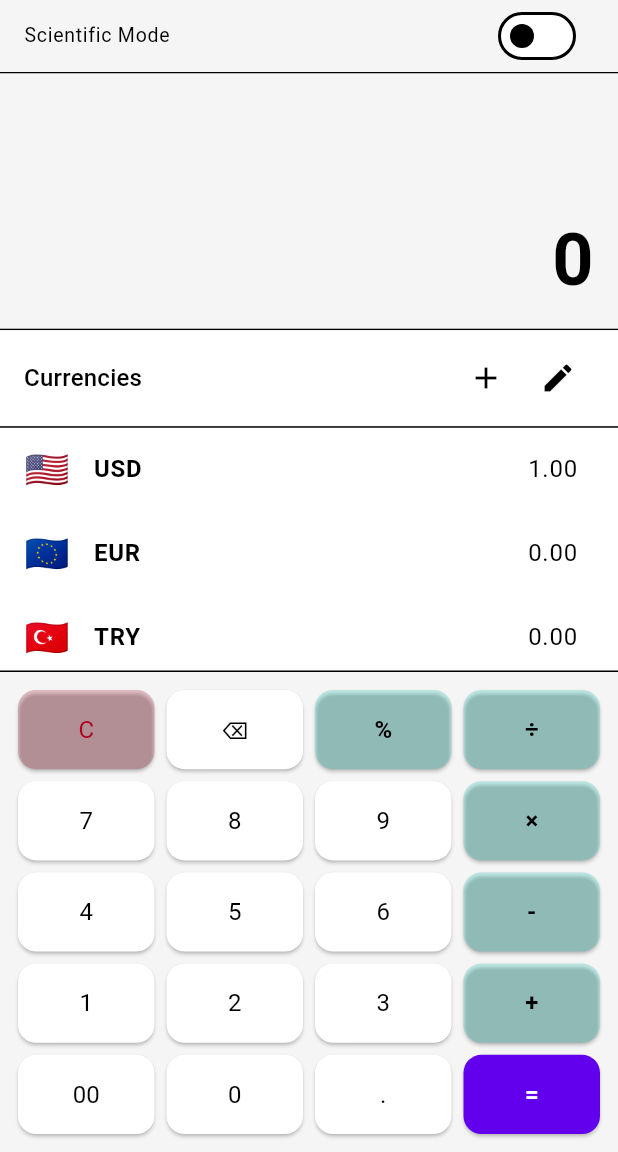
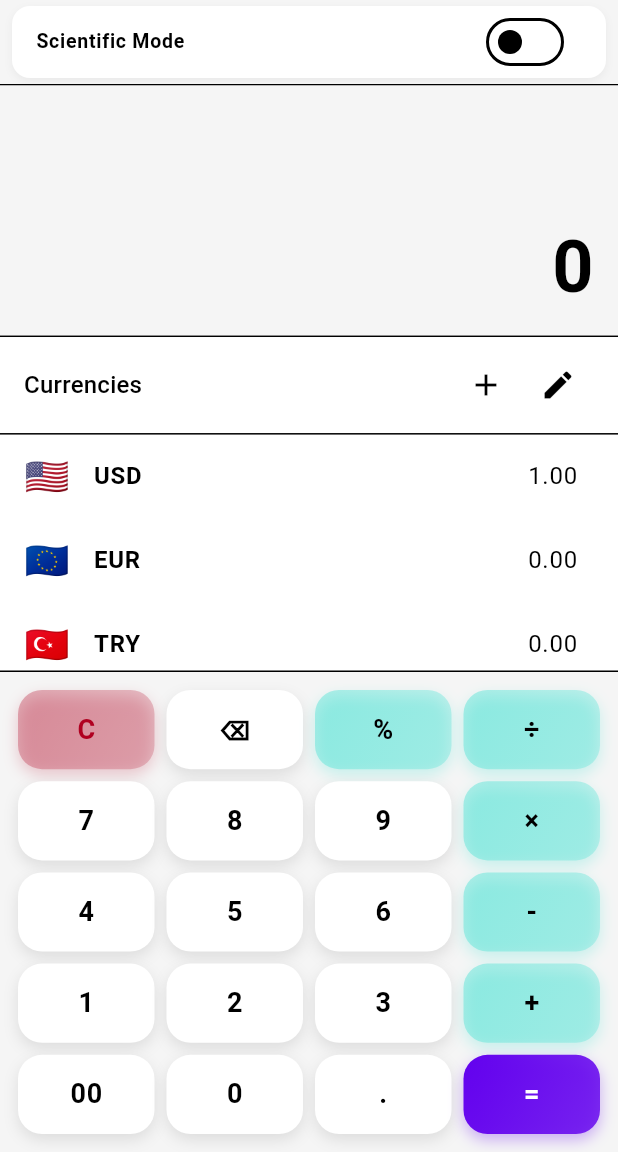
Before and after one commit to atardamar07/CalculatorCurrencyConverter, a Flutter app: the screen it shows after launch, on a phone screen of 412 x 824 dp, the part 84-1236 px from its top. Run offline on Flutter 3.47's test engine with Material 3 defaults, Android fonts, the phone set to English and light mode, and no system bars; our stand-ins replace google_mobile_ads, math_expressions, shared_preferences; network calls fail.

Commit message:
auto update

```diff
--- a/lib/screens/home_screen.dart
+++ b/lib/screens/home_screen.dart
@@ -30,8 +30,24 @@ class _HomeScreenState extends State<HomeScreen> {
       body: Column(
         children: [
           // Scientific Mode Switch - moved here to prevent overflow
-          SwitchListTile(
-            title: const Text("Scientific Mode"),
+          Container(
+            margin: const EdgeInsets.symmetric(horizontal: 8, vertical: 4),
+            decoration: BoxDecoration(
+              color: Theme.of(context).cardColor,
+              borderRadius: BorderRadius.circular(12),
+              boxShadow: [
+                BoxShadow(
+                  color: Colors.black.withValues(alpha: 0.05),
+                  blurRadius: 4,
+                  offset: const Offset(0, 2),
+                ),
+              ],
+            ),
+            child: SwitchListTile(
+              title: const Text(
+                "Scientific Mode",
+                style: TextStyle(fontWeight: FontWeight.w600),
+              ),
               value: _isScientific,
               onChanged: (val) {
                 setState(() {
@@ -39,6 +55,10 @@ class _HomeScreenState extends State<HomeScreen> {
                 });
               },
               dense: true,
+              shape: RoundedRectangleBorder(
+                borderRadius: BorderRadius.circular(12),
+              ),
+            ),
           ),
           const Divider(height: 1, thickness: 1),
           // Calculator Section - reduced size
@@ -63,6 +83,12 @@ class _HomeScreenState extends State<HomeScreen> {
           // Currency Converter Section
           Expanded(
             flex: 4,
+            child: GestureDetector(
+              onTap: () {
+                setState(() {
+                  _activeMode = ActiveMode.currency;
+                });
+              },
               child: Container(
                 color: Theme.of(context).cardColor,
                 child: CurrencyConverterWidget(
@@ -80,15 +106,37 @@ class _HomeScreenState extends State<HomeScreen> {
                 ),
               ),
             ),
+          ),
           const Divider(height: 1, thickness: 1),
-          // Shared Numpad
-          Container(
+          // Shared Numpad with animation
+          AnimatedContainer(
+            duration: const Duration(milliseconds: 300),
+            curve: Curves.easeInOut,
             height: _activeMode == ActiveMode.calculator ? 320 : 240,
             padding: const EdgeInsets.all(8),
+            child: AnimatedSwitcher(
+              duration: const Duration(milliseconds: 300),
+              transitionBuilder: (Widget child, Animation<double> animation) {
+                return FadeTransition(
+                  opacity: animation,
+                  child: SlideTransition(
+                    position: Tween<Offset>(
+                      begin: const Offset(0.0, 0.1),
+                      end: Offset.zero,
+                    ).animate(animation),
+                    child: child,
+                  ),
+                );
+              },
               child: _activeMode == ActiveMode.calculator
-                ? _buildCalculatorNumpad()
+                  ? Container(
+                      key: ValueKey('calculator_numpad_$_isScientific'),
+                      child: _buildCalculatorNumpad(),
+                    )
                   : NumpadWidget(
+                      key: const ValueKey('currency_numpad'),
                       onKeyPressed: (key) => _handleCurrencyKey(key),
+                    ),
             ),
           ),
         ],
@@ -128,7 +176,9 @@ class _HomeScreenState extends State<HomeScreen> {
   }
 
   Widget _buildStandardNumpad(CalculatorProvider provider) {
-    return Column(
+    return Container(
+      key: const ValueKey('standard_calculator_numpad'),
+      child: Column(
         children: [
           Expanded(child: _buildCalculatorRow(['C', '⌫', '%', '÷'], provider)),
           Expanded(child: _buildCalculatorRow(['7', '8', '9', '×'], provider)),
@@ -136,11 +186,14 @@ class _HomeScreenState extends State<HomeScreen> {
           Expanded(child: _buildCalculatorRow(['1', '2', '3', '+'], provider)),
           Expanded(child: _buildCalculatorRow(['00', '0', '.', '='], provider)),
         ],
+      ),
     );
   }
 
   Widget _buildScientificNumpad(CalculatorProvider provider) {
-    return Column(
+    return Container(
+      key: const ValueKey('scientific_calculator_numpad'),
+      child: Column(
         children: [
           Expanded(child: _buildCalculatorRow(['sin', 'cos', 'tan', 'log', 'ln'], provider)),
           Expanded(child: _buildCalculatorRow(['(', ')', '^', '√', '÷'], provider)),
@@ -149,8 +202,10 @@ class _HomeScreenState extends State<HomeScreen> {
           Expanded(child: _buildCalculatorRow(['1', '2', '3', '%', '+'], provider)),
           Expanded(child: _buildCalculatorRow(['00', '0', '.', 'π', '='], provider)),
         ],
+      ),
     );
   }
+
 
   Widget _buildCalculatorRow(List<String> keys, CalculatorProvider provider) {
     return Row(
@@ -163,23 +218,67 @@ class _HomeScreenState extends State<HomeScreen> {
         return Expanded(
           child: Padding(
             padding: const EdgeInsets.all(4.0),
+            child: Container(
+              decoration: BoxDecoration(
+                gradient: isEqual
+                    ? LinearGradient(
+                        colors: [
+                          Theme.of(context).colorScheme.primary,
+                          Theme.of(context).colorScheme.primary.withValues(alpha: 0.8),
+                        ],
+                        begin: Alignment.topLeft,
+                        end: Alignment.bottomRight,
+                      )
+                    : isOperator
+                        ? LinearGradient(
+                            colors: [
+                              Theme.of(context).colorScheme.secondary.withValues(alpha: 0.3),
+                              Theme.of(context).colorScheme.secondary.withValues(alpha: 0.2),
+                            ],
+                            begin: Alignment.topLeft,
+                            end: Alignment.bottomRight,
+                          )
+                        : isClear
+                            ? LinearGradient(
+                                colors: [
+                                  Theme.of(context).colorScheme.error.withValues(alpha: 0.3),
+                                  Theme.of(context).colorScheme.error.withValues(alpha: 0.2),
+                                ],
+                                begin: Alignment.topLeft,
+                                end: Alignment.bottomRight,
+                              )
+                            : null,
+                color: isEqual || isOperator || isClear
+                    ? null
+                    : Theme.of(context).cardColor,
+                borderRadius: BorderRadius.circular(16),
+                boxShadow: [
+                  BoxShadow(
+                    color: isEqual
+                        ? Theme.of(context).colorScheme.primary.withValues(alpha: 0.3)
+                        : isOperator
+                            ? Theme.of(context).colorScheme.secondary.withValues(alpha: 0.2)
+                            : isClear
+                                ? Theme.of(context).colorScheme.error.withValues(alpha: 0.2)
+                                : Colors.black.withValues(alpha: 0.1),
+                    blurRadius: 8,
+                    offset: const Offset(0, 4),
+                  ),
+                ],
+              ),
               child: ElevatedButton(
                 style: ElevatedButton.styleFrom(
-                backgroundColor: isClear
-                    ? Theme.of(context).colorScheme.error.withValues(alpha: 0.2)
-                    : isOperator
-                        ? Theme.of(context).colorScheme.secondary.withValues(alpha: 0.2)
-                        : isEqual
-                            ? Theme.of(context).colorScheme.primary
-                            : Theme.of(context).cardColor,
+                  backgroundColor: Colors.transparent,
+                  shadowColor: Colors.transparent,
                   foregroundColor: isClear
                       ? Theme.of(context).colorScheme.error
                       : isEqual
                           ? Theme.of(context).colorScheme.onPrimary
                           : Theme.of(context).textTheme.bodyLarge?.color,
                   shape: RoundedRectangleBorder(
-                  borderRadius: BorderRadius.circular(12),
+                    borderRadius: BorderRadius.circular(16),
                   ),
+                  padding: EdgeInsets.zero,
                 ),
                 onPressed: () => _handleCalculatorKey(key),
                 child: Padding(
@@ -189,11 +288,13 @@ class _HomeScreenState extends State<HomeScreen> {
                     child: Text(
                       key,
                       style: TextStyle(
-                      fontSize: _isScientific && ['sin', 'cos', 'tan', 'log', 'ln'].contains(key) ? 10 : 16,
-                      fontWeight: isOperator || isEqual ? FontWeight.bold : FontWeight.normal,
+                        fontSize: _isScientific && ['sin', 'cos', 'tan', 'log', 'ln'].contains(key) ? 10 : 18,
+                        fontWeight: isOperator || isEqual ? FontWeight.bold : FontWeight.w600,
+                        letterSpacing: 0.5,
                       ),
                       textAlign: TextAlign.center,
                       maxLines: 1,
+                    ),
                   ),
                 ),
               ),
```
Also changed, not shown: lib/services/ad_service.dart (+62 -31 lines), lib/widgets/numpad_widget.dart (+32 -6 lines), 2 other files. Lines whose indentation alone changed are shown as unchanged.
